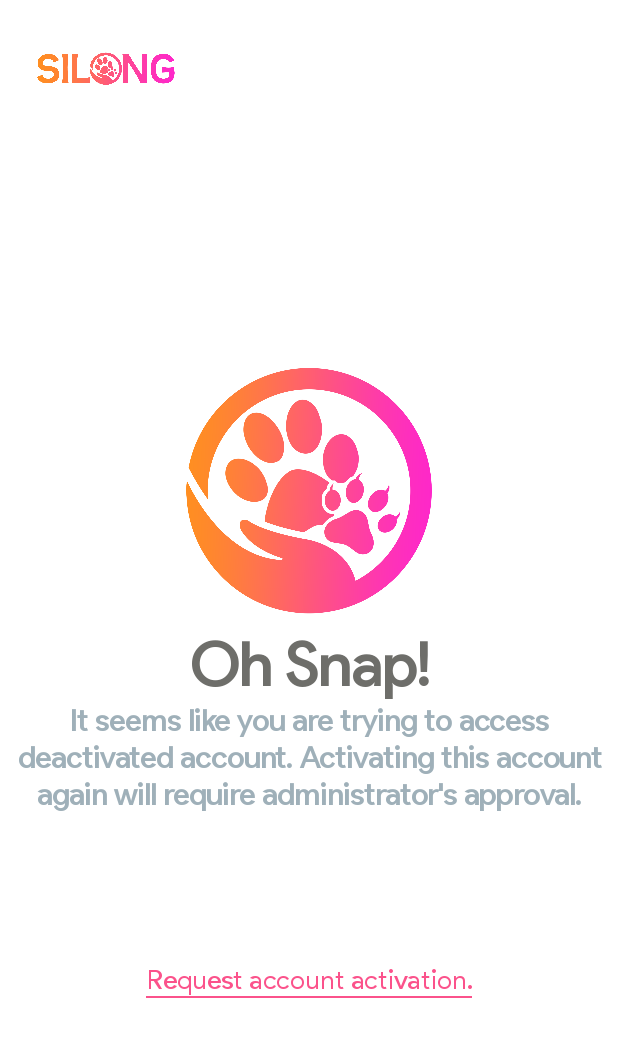
After one commit to charleology/scratch, an Android app: the DeactivatedScreen screen opened directly, with no data from a screen before it, on a phone screen of 412 x 824 dp. The commit adds this screen. Shown: the top 1037 px of the screen. Run offline under Robolectric (Android 15) with nearby library versions, the phone set to English and light mode, and no system bars.

Commit message:
Dialog on deactivation.

```diff
--- /dev/null
+++ b/app/src/main/java/com/example/scratch/DeactivatedScreen.java
@@ -0,0 +1,27 @@
+package com.example.scratch;
+
+import androidx.appcompat.app.AppCompatActivity;
+
+import android.os.Bundle;
+import android.view.View;
+import android.widget.TextView;
+
+public class DeactivatedScreen extends AppCompatActivity {
+
+    TextView requestActivationTv;
+
+    @Override
+    protected void onCreate(Bundle savedInstanceState) {
+        super.onCreate(savedInstanceState);
+        setContentView(R.layout.activity_deactivated_screen);
+        getSupportActionBar().hide();
+
+        requestActivationTv = (TextView) findViewById(R.id.requestActivationTv);
+
+    }
+
+    public void onRequestActivationPressed(View view){
+        AccountActivationDialog accountActivationDialog = new AccountActivationDialog(DeactivatedScreen.this);
+        accountActivationDialog.show();
+    }
+}
--- /dev/null
+++ b/app/src/main/res/layout/activity_deactivated_screen.xml
@@ -0,0 +1,86 @@
+<?xml version="1.0" encoding="utf-8"?>
+<LinearLayout xmlns:android="http://schemas.android.com/apk/res/android"
+    xmlns:app="http://schemas.android.com/apk/res-auto"
+    xmlns:tools="http://schemas.android.com/tools"
+    android:layout_width="match_parent"
+    android:layout_height="match_parent"
+    android:layout_gravity="center"
+    android:background="@color/nighty"
+    android:orientation="vertical"
+    android:paddingStart="5dp"
+    android:paddingTop="5dp"
+    android:paddingEnd="5dp"
+    android:paddingBottom="5dp"
+    tools:context=".DeactivatedScreen">
+
+    <LinearLayout
+        android:id="@+id/logoLayout"
+        android:layout_width="match_parent"
+        android:layout_height="80dp"
+        android:gravity="left"
+        android:paddingStart="15dp"
+        android:paddingEnd="15dp">
+
+        <ImageView
+            android:layout_width="100dp"
+            android:layout_height="wrap_content"
+            android:src="@drawable/name_logo" />
+
+    </LinearLayout>
+
+    <LinearLayout
+        android:layout_width="match_parent"
+        android:layout_height="match_parent"
+        android:orientation="vertical"
+        android:gravity="center">
+
+        <ImageView
+            android:layout_width="180dp"
+            android:layout_height="180dp"
+            android:src="@drawable/circlelogo_gradient"/>
+
+        <TextView
+            android:layout_width="match_parent"
+            android:layout_height="wrap_content"
+            android:text="Oh Snap!"
+            android:textColor="@color/gray"
+            android:textSize="40sp"
+            android:textAlignment="center"
+            android:textStyle="bold"/>
+
+        <TextView
+            android:layout_width="match_parent"
+            android:layout_height="wrap_content"
+            android:text="@string/deactMessage"
+            android:textColor="@color/textgray"
+            android:textSize="20sp"
+            android:textAlignment="center"
+            android:textStyle="bold"/>
+
+        <LinearLayout
+            android:layout_marginTop="100dp"
+            android:layout_width="wrap_content"
+            android:layout_height="wrap_content"
+            android:orientation="vertical">
+
+            <TextView
+                android:id="@+id/requestActivationTv"
+                android:layout_width="wrap_content"
+                android:layout_height="wrap_content"
+                android:onClick="onRequestActivationPressed"
+                android:text="Request account activation."
+                android:textAlignment="center"
+                android:textColor="@color/pink"
+                android:textSize="18sp"
+                tools:ignore="TouchTargetSizeCheck" />
+
+            <View
+                android:layout_width="match_parent"
+                android:layout_height="1dp"
+                android:background="@color/pink"/>
+
+        </LinearLayout>
+
+    </LinearLayout>
+
+</LinearLayout>
--- a/app/src/main/res/values/strings.xml
+++ b/app/src/main/res/values/strings.xml
@@ -38,4 +38,9 @@
     <string name="developed">Developed at\nBULACAN STATE UNIVERSITY\nSARMIENTO CAMPUS</string>
 
     <string name="developers">Belano, Charl Nikki L.\nDagatan. Joshua Miguel V.\nMaloles, Kenjhi P.\nOmay, Mar Alexis O.\nTrinidad, Jireh D.</string>
+
+    <string name="deactMessage">It seems like you are trying to access deactivated account. Activating this account again will require administrator\'s approval.</string>
+
+    <string name="requestDeactivationMessage">Deactivating your account means...\n\n-You may no longer view the adoption listing.\n-Your data and account will not be completely deleted from the database.\n
+    -You cannot create another account under the same email address.\n-and Activating your account again will require approval from the administrators.\n\nDo you want to continue?\n</string>
 </resources>
```
Also changed, not shown: app/src/main/AndroidManifest.xml (+6 -3 lines), app/src/main/java/com/example/scratch/AccountActivationDialog.java (added, +64 -0 lines), app/src/main/java/com/example/scratch/EditProfile.java (+9 -0 lines), app/src/main/java/com/example/scratch/RequestDeactivationDialog.java (added, +77 -0 lines).
